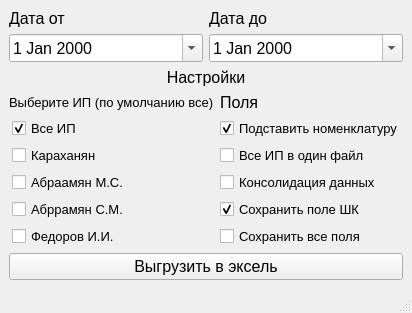
This is WB/NEW_API/getOrdersNew/ui/GetOrders.ui in gora5624/Python as Qt 5 draws it before an edit. The edited form follows.
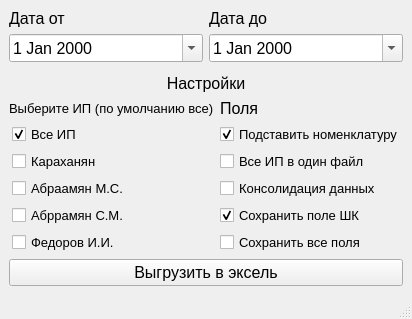
This is the edited form.

```diff
--- a/WB/NEW_API/getOrdersNew/ui/GetOrders.ui
+++ b/WB/NEW_API/getOrdersNew/ui/GetOrders.ui
@@ -7,12 +7,11 @@
     <x>0</x>
     <y>0</y>
     <width>410</width>
-    <height>313</height>
+    <height>319</height>
    </rect>
   </property>
   <property name="font">
    <font>
-    <family>Arial</family>
     <pointsize>12</pointsize>
    </font>
   </property>
@@ -80,7 +79,6 @@
          <widget class="QCheckBox" name="checkBoxAllSellers">
           <property name="font">
            <font>
-            <family>Arial</family>
             <pointsize>10</pointsize>
            </font>
           </property>
@@ -96,7 +94,6 @@
          <widget class="QCheckBox" name="checkBoxKar">
           <property name="font">
            <font>
-            <family>Arial</family>
             <pointsize>10</pointsize>
            </font>
           </property>
@@ -112,7 +109,6 @@
          <widget class="QCheckBox" name="checkBoxMan">
           <property name="font">
            <font>
-            <family>Arial</family>
             <pointsize>10</pointsize>
            </font>
           </property>
@@ -128,7 +124,6 @@
          <widget class="QCheckBox" name="checkBoxSam">
           <property name="font">
            <font>
-            <family>Arial</family>
             <pointsize>10</pointsize>
            </font>
           </property>
@@ -144,7 +139,6 @@
          <widget class="QCheckBox" name="checkBoxFed">
           <property name="font">
            <font>
-            <family>Arial</family>
             <pointsize>10</pointsize>
            </font>
           </property>
@@ -162,7 +156,6 @@
        <widget class="QLabel" name="label_4">
         <property name="font">
          <font>
-          <family>Arial</family>
           <pointsize>10</pointsize>
          </font>
         </property>
@@ -177,7 +170,6 @@
          <widget class="QCheckBox" name="checkBoxInsertNom">
           <property name="font">
            <font>
-            <family>Arial</family>
             <pointsize>10</pointsize>
            </font>
           </property>
@@ -193,7 +185,6 @@
          <widget class="QCheckBox" name="checkBoxAllSellerInOne">
           <property name="font">
            <font>
-            <family>Arial</family>
             <pointsize>10</pointsize>
            </font>
           </property>
@@ -206,7 +197,6 @@
          <widget class="QCheckBox" name="checkBoxConsolid">
           <property name="font">
            <font>
-            <family>Arial</family>
             <pointsize>10</pointsize>
            </font>
           </property>
@@ -219,7 +209,6 @@
          <widget class="QCheckBox" name="checkBoxSaveSKU">
           <property name="font">
            <font>
-            <family>Arial</family>
             <pointsize>10</pointsize>
            </font>
           </property>
@@ -235,7 +224,6 @@
          <widget class="QCheckBox" name="checkBoxRAW">
           <property name="font">
            <font>
-            <family>Arial</family>
             <pointsize>10</pointsize>
            </font>
           </property>
```
